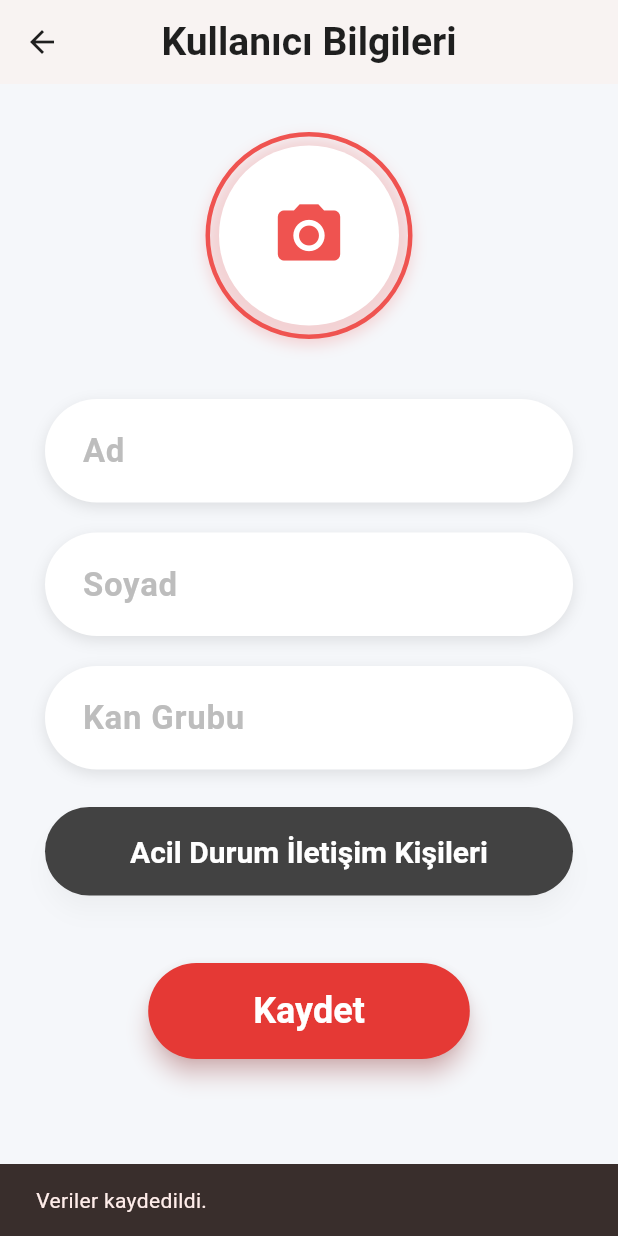
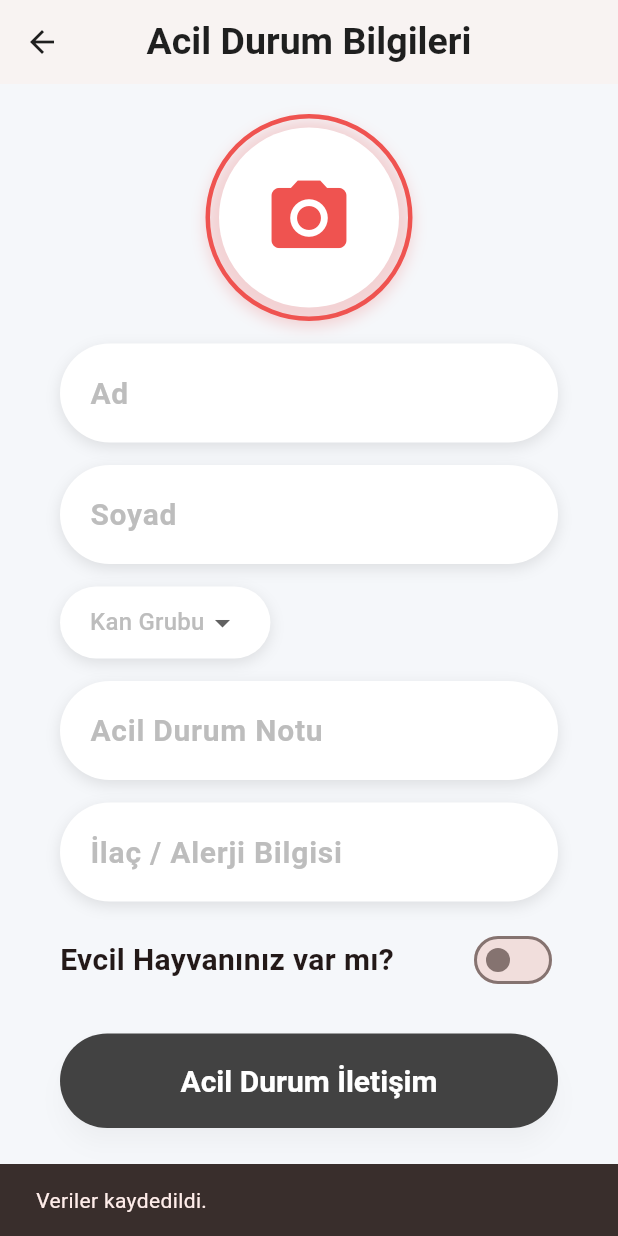
Before and after one commit to mvturkmen/afet_acil_durum_app, a Flutter app: the UserInfoPage screen opened directly, after a tap on "Kaydet", on a phone screen of 412 x 824 dp. Run offline on Flutter 3.47's test engine with Material 3 defaults, Android fonts, the phone set to English and light mode, and no system bars; our stand-ins replace geocoding, geolocator, image_picker, shared_preferences; accounts and stored records are empty; network calls fail; Roboto replaces fonts that are missing (Poppins).

Commit message:
kullanıcı bilgi sayfası düzenlenip acil durum bilgi sayfasına dönüştürüldü

```diff
--- a/lib/main.dart
+++ b/lib/main.dart
@@ -1,5 +1,4 @@
 import 'package:afet_acil_durum_app/pages/login.dart';
-
 import 'package:flutter/material.dart';
 
 void main() {
--- a/lib/pages/user_info.dart
+++ b/lib/pages/user_info.dart
@@ -15,43 +15,59 @@ class UserInfoPage extends StatefulWidget {
 class _UserInfoPageState extends State<UserInfoPage> {
   final TextEditingController _nameController = TextEditingController();
   final TextEditingController _surnameController = TextEditingController();
-  final TextEditingController _bloodGroupController = TextEditingController();
+  final TextEditingController _emergencyNoteController = TextEditingController();
+  final TextEditingController _medicalInfoController = TextEditingController();
+  bool _hasPet = false;
+  String _selectedBloodGroup = '';
+  File? _imageFile;
 
-  File? _imageFile;
+  final List<String> _bloodGroups = [
+    '',
+    'A+', 'A-',
+    'B+', 'B-',
+    'AB+', 'AB-',
+    '0+', '0-'
+  ];
 
   @override
   void initState() {
     super.initState();
-    _loadUserData();  // load previously saved user data from shared preferences on app start
+    _loadUserData();  // load saved user data
   }
 
   Future<void> _loadUserData() async {
-    final prefs = await SharedPreferences.getInstance(); // get shared preferences instance
-    _nameController.text = prefs.getString('name') ?? '';  // load saved name or set empty string
-    _surnameController.text = prefs.getString('surname') ?? '';  // load saved surname or empty
-    _bloodGroupController.text = prefs.getString('bloodGroup') ?? '';  // load saved blood group or empty
+    final prefs = await SharedPreferences.getInstance();
+    _nameController.text = prefs.getString('name') ?? '';
+    _surnameController.text = prefs.getString('surname') ?? '';
+    _selectedBloodGroup = prefs.getString('bloodGroup') ?? '';
+    _emergencyNoteController.text = prefs.getString('emergencyNote') ?? '';
+    _medicalInfoController.text = prefs.getString('medicalInfo') ?? '';
+    _hasPet = prefs.getBool('hasPet') ?? false;
 
-    String? imagePath = prefs.getString('profileImagePath');  // load saved profile image path
+    String? imagePath = prefs.getString('profileImagePath');
     if (imagePath != null && imagePath.isNotEmpty) {
       setState(() {
-        _imageFile = File(imagePath);  // set image file if path exists
+        _imageFile = File(imagePath);  // load saved profile image
       });
     }
   }
 
   Future<void> _saveUserData() async {
-    final prefs = await SharedPreferences.getInstance(); // get shared preferences instance
-    await prefs.setString('name', _nameController.text);  // save name to shared preferences
-    await prefs.setString('surname', _surnameController.text);  // save surname
-    await prefs.setString('bloodGroup', _bloodGroupController.text);  // save blood group
+    final prefs = await SharedPreferences.getInstance();
+    await prefs.setString('name', _nameController.text);
+    await prefs.setString('surname', _surnameController.text);
+    await prefs.setString('bloodGroup', _selectedBloodGroup);
+    await prefs.setString('emergencyNote', _emergencyNoteController.text);
+    await prefs.setString('medicalInfo', _medicalInfoController.text);
+    await prefs.setBool('hasPet', _hasPet);
 
     if (_imageFile != null) {
-      await prefs.setString('profileImagePath', _imageFile!.path);  // save profile image path if selected
+      await prefs.setString('profileImagePath', _imageFile!.path);  // save image path
     }
 
     ScaffoldMessenger.of(context).showSnackBar(
       const SnackBar(
-        content: Text("Veriler kaydedildi."),  // show confirmation message after saving
+        content: Text("Veriler kaydedildi."),
         duration: Duration(seconds: 1),
       ),
     );
@@ -67,7 +83,7 @@ class _UserInfoPageState extends State<UserInfoPage> {
       final savedImage = await File(pickedImage.path).copy('${appDir.path}/$fileName');
 
       setState(() {
-        _imageFile = savedImage;
+        _imageFile = savedImage;  // update with new image
       });
     }
   }
@@ -78,11 +94,11 @@ class _UserInfoPageState extends State<UserInfoPage> {
       backgroundColor: const Color(0xFFF5F7FA),
       appBar: AppBar(
         title: const Text(
-          "Kullanıcı Bilgileri",
+          "Acil Durum Bilgileri",
           style: TextStyle(
             color: Color(0xFF1F1F1F),
             fontWeight: FontWeight.w700,
-            fontSize: 26,
+            fontSize: 25,
             fontFamily: 'Poppins',
           ),
         ),
@@ -93,13 +109,13 @@ class _UserInfoPageState extends State<UserInfoPage> {
       ),
       body: SingleChildScrollView(
         child: Padding(
-          padding: const EdgeInsets.symmetric(horizontal: 30, vertical: 32),
+          padding: const EdgeInsets.symmetric(horizontal: 40, vertical: 20),
           child: Column(
             crossAxisAlignment: CrossAxisAlignment.start,
             children: [
               Center(
                 child: GestureDetector(
-                  onTap: _pickImage,
+                  onTap: _pickImage,  // pick profile image
                   child: Container(
                     decoration: BoxDecoration(
                       shape: BoxShape.circle,
@@ -118,27 +134,54 @@ class _UserInfoPageState extends State<UserInfoPage> {
                       backgroundColor: Colors.white,
                       backgroundImage: _imageFile != null ? FileImage(_imageFile!) : null,
                       child: _imageFile == null
-                          ? Icon(Icons.camera_alt, size: 50, color: Colors.red.shade400)
+                          ? Icon(Icons.camera_alt, size: 60, color: Colors.red.shade400)
                           : null,
                     ),
                   ),
                 ),
               ),
-              const SizedBox(height: 40),
-              _buildInputField(_nameController, "Ad"),
-              const SizedBox(height: 20),
-              _buildInputField(_surnameController, "Soyad"),
-              const SizedBox(height: 20),
-              _buildInputField(_bloodGroupController, "Kan Grubu"),
+              const SizedBox(height: 15),
+              _buildInputField(_nameController, "Ad"),  // name input
+              const SizedBox(height: 15),
+              _buildInputField(_surnameController, "Soyad"),  // surname input
+              const SizedBox(height: 15),
+              _buildBloodGroupDropdown(),  // blood group dropdown
+              const SizedBox(height: 15),
+              _buildInputField(_emergencyNoteController, "Acil Durum Notu"),  // emergency note
+              const SizedBox(height: 15),
+              _buildInputField(_medicalInfoController, "İlaç / Alerji Bilgisi"),  // medical info
+              const SizedBox(height: 15),
+              Row(
+                mainAxisAlignment: MainAxisAlignment.spaceBetween,
+                children: [
+                  const Text(
+                    "Evcil Hayvanınız var mı?",
+                    style: TextStyle(
+                      fontSize: 20,
+                      fontWeight: FontWeight.w600,
+                      fontFamily: 'Poppins',
+                    ),
+                  ),
+                  Switch(
+                    value: _hasPet,
+                    onChanged: (value) {
+                      setState(() {
+                        _hasPet = value;  // toggle pet ownership
+                      });
+                    },
+                    activeColor: Colors.red.shade400,
+                  )
+                ],
+              ),
               const SizedBox(height: 25),
-              _buildEmergencyContactButton(),
+              _buildEmergencyContactButton(),  // navigate to emergency contacts
               const SizedBox(height: 45),
               Center(
                 child: ElevatedButton(
-                  onPressed: _saveUserData,
+                  onPressed: _saveUserData,  // save all user data
                   style: ElevatedButton.styleFrom(
                     backgroundColor: Colors.red.shade600,
-                    padding: const EdgeInsets.symmetric(horizontal: 70, vertical: 18),
+                    padding: const EdgeInsets.symmetric(horizontal: 50, vertical: 20),
                     shape: RoundedRectangleBorder(
                       borderRadius: BorderRadius.circular(40),
                     ),
@@ -176,12 +219,12 @@ class _UserInfoPageState extends State<UserInfoPage> {
           ),
         ],
       ),
-      padding: const EdgeInsets.symmetric(horizontal: 25),
+      padding: const EdgeInsets.symmetric(horizontal: 20),
       child: TextField(
         controller: controller,
         style: const TextStyle(
           color: Color(0xFF1F1F1F),
-          fontSize: 22,
+          fontSize: 20,
           fontWeight: FontWeight.w600,
           fontFamily: 'Poppins',
         ),
@@ -190,6 +233,50 @@ class _UserInfoPageState extends State<UserInfoPage> {
           hintStyle: TextStyle(color: Colors.grey.shade400),
           border: InputBorder.none,
           contentPadding: const EdgeInsets.symmetric(vertical: 18),
+        ),
+        minLines: 1,
+        maxLines: null,
+        keyboardType: TextInputType.multiline,
+      ),
+    );
+  }
+
+  Widget _buildBloodGroupDropdown() {
+    return Container(
+      decoration: BoxDecoration(
+        color: Colors.white,
+        borderRadius: BorderRadius.circular(35),
+        boxShadow: [
+          BoxShadow(
+            color: Colors.black.withOpacity(0.1),
+            blurRadius: 8,
+            offset: const Offset(0, 3),
+          ),
+        ],
+      ),
+      padding: const EdgeInsets.symmetric(horizontal: 20),
+      child: DropdownButtonHideUnderline(
+        child: DropdownButton<String>(
+          value: _selectedBloodGroup.isNotEmpty ? _selectedBloodGroup : null,
+          hint: Text("Kan Grubu", style: TextStyle(color: Colors.grey.shade400)),
+          items: _bloodGroups.map((String value) {
+            return DropdownMenuItem<String>(
+              value: value,
+              child: Text(
+                value,
+                style: const TextStyle(
+                  fontSize: 20,
+                  fontWeight: FontWeight.w600,
+                  fontFamily: 'Poppins',
+                ),
+              ),
+            );
+          }).toList(),
+          onChanged: (String? newValue) {
+            setState(() {
+              _selectedBloodGroup = newValue ?? '';  // select blood group
+            });
+          },
         ),
       ),
     );
@@ -207,7 +294,7 @@ class _UserInfoPageState extends State<UserInfoPage> {
         },
         style: ElevatedButton.styleFrom(
           backgroundColor: Colors.grey.shade800,
-          padding: const EdgeInsets.symmetric(vertical: 18, horizontal: 40),
+          padding: const EdgeInsets.symmetric(vertical:20, horizontal: 40),
           shape: RoundedRectangleBorder(
             borderRadius: BorderRadius.circular(35),
           ),
@@ -220,7 +307,7 @@ class _UserInfoPageState extends State<UserInfoPage> {
           ),
         ),
         child: const Text(
-          'Acil Durum İletişim Kişileri',
+          'Acil Durum İletişim',
           style: TextStyle(color: Colors.white),
         ),
       ),
```
Also changed, not shown: lib/pages/login.dart (+77 -24 lines), lib/pages/settings.dart (+5 -5 lines).
